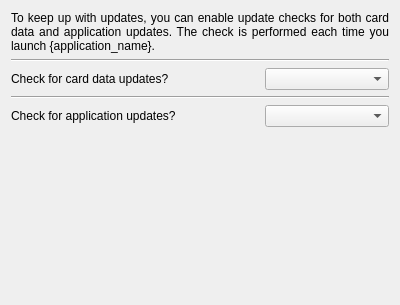
The window that mtg_proxy_printer/resources/ui/first_start_wizard/update_check_page.ui (luziferius/MTGProxyPrinter) describes before a commit, drawn with Qt 5.
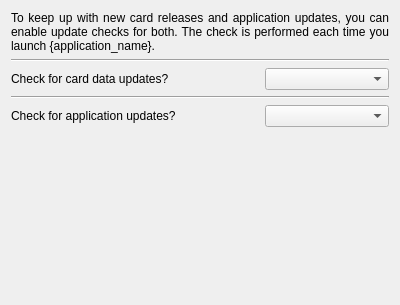
The same window after the commit.

Commit message:
Updated the phrasing in the UI texts to reflect changes in the application since the original texts were written. Also named the QLabel objects.
FossilOrigin-Name: c8d66a32add4f2c0575fe1e2f8cf700a582007ff9e6c25e2a30c32ef8f54ceeb

```diff
--- a/mtg_proxy_printer/resources/ui/first_start_wizard/update_check_page.ui
+++ b/mtg_proxy_printer/resources/ui/first_start_wizard/update_check_page.ui
@@ -30,7 +30,7 @@
    <item row="0" column="0" colspan="3">
     <widget class="QLabel" name="label">
      <property name="text">
-      <string>&lt;html&gt;&lt;head/&gt;&lt;body&gt;&lt;p&gt;To keep up with updates, you can enable update checks for both card data and application updates. The check is performed each time you launch {application_name}. &lt;/p&gt;&lt;/body&gt;&lt;/html&gt;</string>
+      <string>To keep up with new card releases and application updates, you can enable update checks for both. The check is performed each time you launch {application_name}.</string>
      </property>
      <property name="alignment">
       <set>Qt::AlignJustify|Qt::AlignVCenter</set>
```
Left out of the diff: 36 changed lines with no effect on the pictures. The commit also changes 2 other files.
